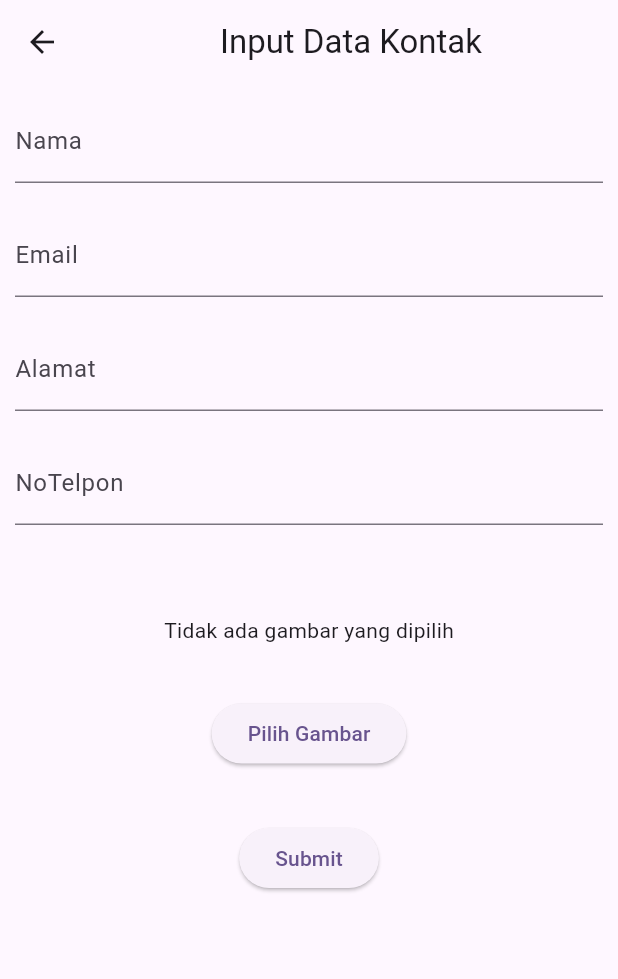
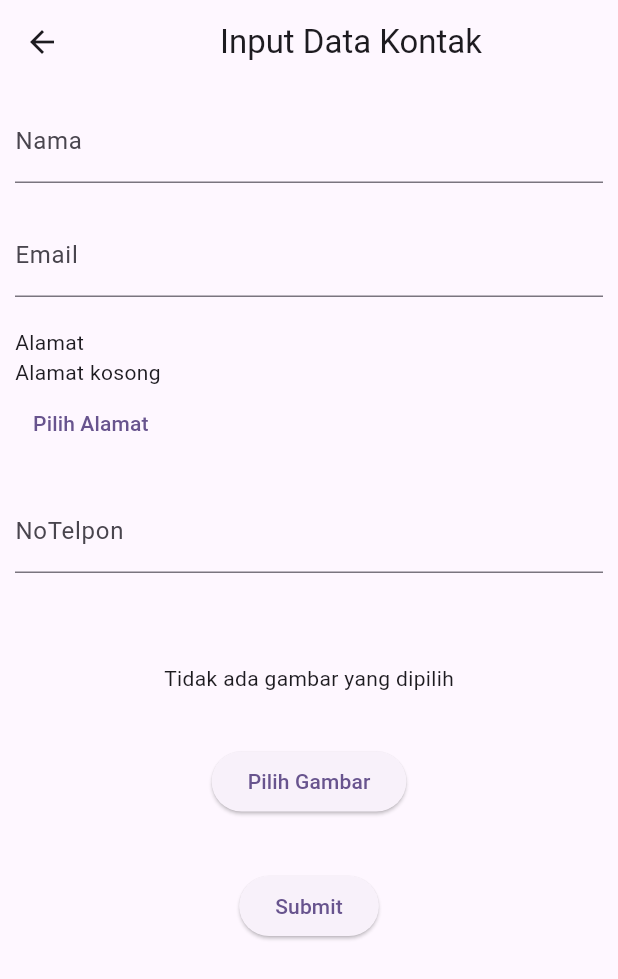
Before and after one commit to ricco-arisdy/dataa_kontak, a Flutter app: the FormKontak screen opened directly, on a phone screen of 412 x 824 dp. Shown: the top 979 px of the screen. Run offline on Flutter 3.47's test engine with Material 3 defaults, Android fonts, the phone set to English and light mode, and no system bars; our stand-ins replace google_maps_flutter, image_picker; network calls fail.

Commit message:
perubahan container pada alamat

```diff
--- a/lib/wiget/form_kontak.dart
+++ b/lib/wiget/form_kontak.dart
@@ -3,6 +3,7 @@
 import 'package:dataa_kontak/class/class_kontak.dart';
 import 'package:dataa_kontak/controller/kontak_controller.dart';
 import 'package:dataa_kontak/screen/Home_View.dart';
+import 'package:dataa_kontak/screen/map_screen.dart';
 import 'package:flutter/material.dart';
 import 'package:image_picker/image_picker.dart';
 
@@ -16,6 +17,7 @@
 class _FormKontakState extends State<FormKontak> {
   File? _image;
   final _imagePicker = ImagePicker();
+  String? _alamat;
 
   final _formKey = GlobalKey<FormState>();
   final _namaController = TextEditingController();
@@ -65,13 +67,52 @@
               ),
             ),
             Container(
-              margin: EdgeInsets.all(10),
-              child: TextFormField(
-                decoration: InputDecoration(
-                    labelText: "Alamat", hintText: "Masukkan Alamat"),
-                controller: _alamatController,
-              ),
-            ),
+              width: double.infinity,
+                  padding: const EdgeInsets.all(10),
+                  child: Column(
+                    crossAxisAlignment: CrossAxisAlignment.start,
+                    children: [
+                      const Text("Alamat"),
+                      _alamat == null
+                          ? const SizedBox(
+                              width: double.infinity,
+                              child: Text('Alamat kosong'))
+                          : Text('$_alamat'),
+                      _alamat == null
+                          ? TextButton(
+                              onPressed: () async {
+                                Navigator.push(
+                                    context,
+                                    MaterialPageRoute(
+                                        builder: (context) => MapScreen(
+                                                onLocationSelected:
+                                                    (selectedAddress) {
+                                              setState(() {
+                                                _alamat = selectedAddress;
+                                              });
+                                            })));
+                              },
+                              child: const Text('Pilih Alamat'),
+                            )
+                          : TextButton(
+                              onPressed: () async {
+                                Navigator.push(
+                                    context,
+                                    MaterialPageRoute(
+                                        builder: (context) => MapScreen(
+                                                onLocationSelected:
+                                                    (selectedAddress) {
+                                              setState(() {
+                                                _alamat = selectedAddress;
+                                              });
+                                            })));
+                                setState(() {});
+                              },
+                              child: const Text('Ubah Alamat'),
+                            ),
+                    ],
+                  ),
+                ),
             Container(
               margin: EdgeInsets.all(10),
               child: TextFormField(
@@ -104,7 +145,7 @@
                     Kontak _person = Kontak(
                       nama: _namaController.text,
                       email: _emailController.text,
-                      alamat: _alamatController.text,
+                      alamat: _alamat ?? '',
                       noTelepon: _noTeleponController.text,
                       foto: _image!.path,
                     );
```
